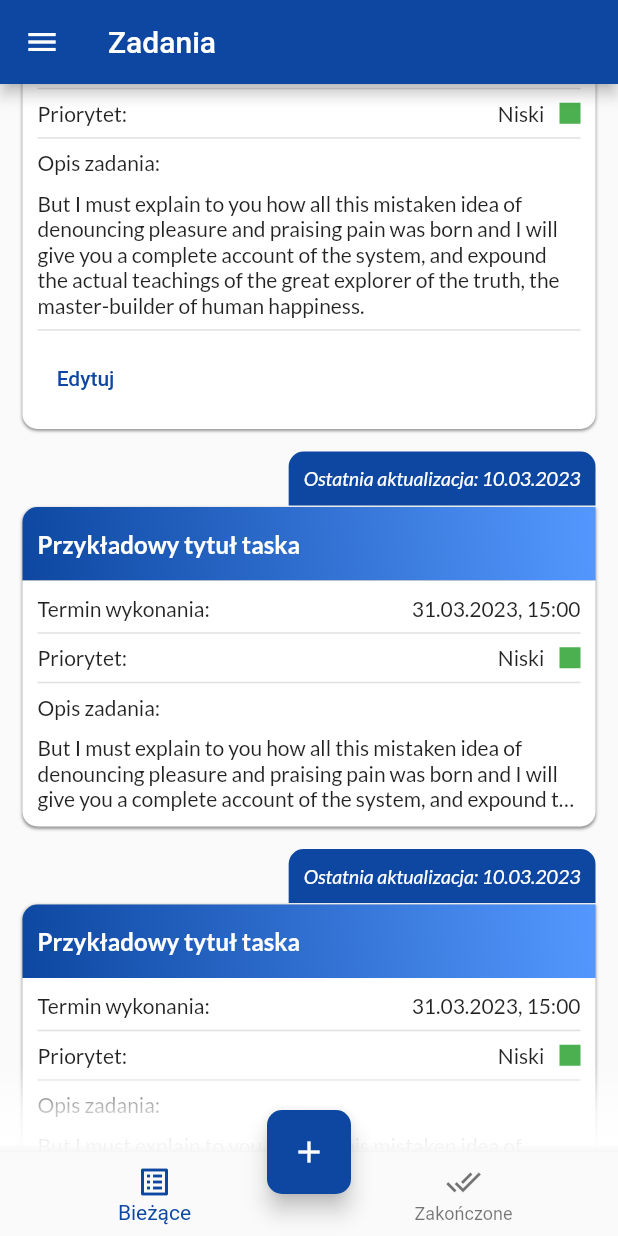
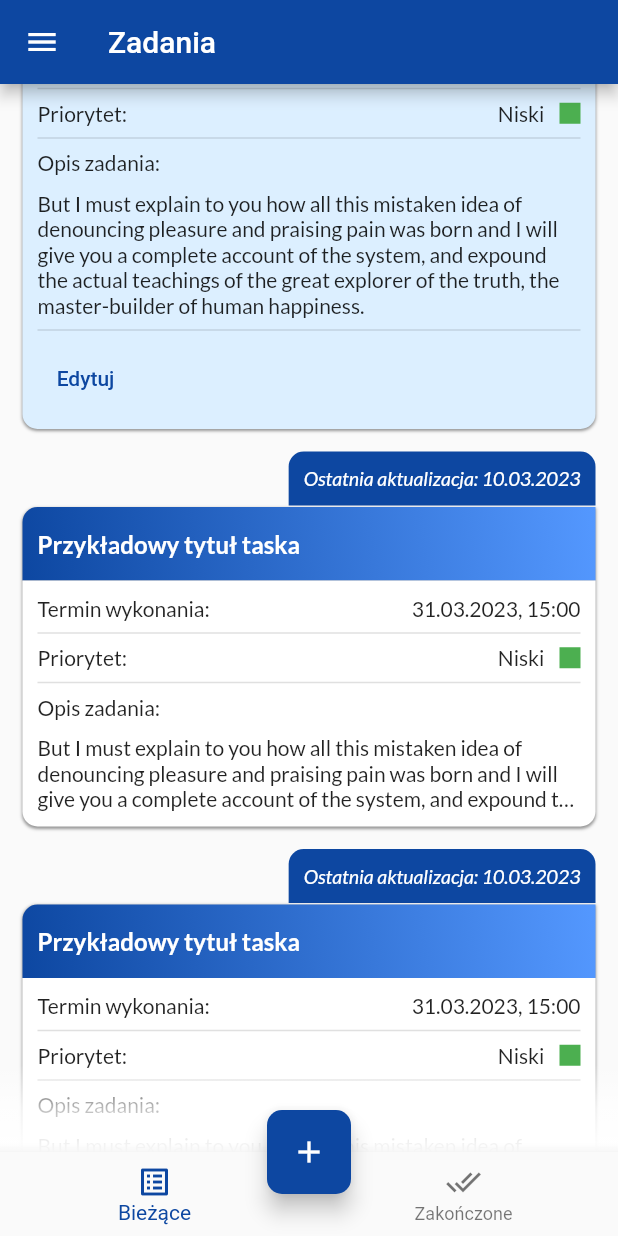
Before and after one commit to piotrpeczkowski/sw_planner, a Flutter app: the screen it shows after launch, scrolled down 133 dp, after a tap on "Przykładowy tytuł taska", on a phone screen of 412 x 824 dp. Run offline on Flutter 3.47's test engine with Material 2 defaults, Android fonts, the light colour scheme and no system bars; our stand-ins replace google_fonts, table_calendar; Roboto replaces fonts that are missing (Kanit).

Commit message:
Implement changing colors of task background

```diff
--- a/lib/features/tasks_page/widgets/task_widget.dart
+++ b/lib/features/tasks_page/widgets/task_widget.dart
@@ -11,6 +11,7 @@ class TaskWidget extends StatefulWidget {
 }
 
 class _TaskWidgetState extends State<TaskWidget> {
+  Color taskDetailsContainerColor = Colors.white;
   bool isTaskContainerExpanded = false;
   int taskDescriptionMaxLines = 3;
   int taskTitleMaxLines = 1;
@@ -26,14 +27,17 @@ class _TaskWidgetState extends State<TaskWidget> {
           'But I must explain to you how all this mistaken idea of denouncing pleasure and praising pain was born and I will give you a complete account of the system, and expound the actual teachings of the great explorer of the truth, the master-builder of human happiness.',
       taskDescriptionMaxLines: taskDescriptionMaxLines,
       taskTitleMaxLines: taskTitleMaxLines,
+      taskDetailsContainerColor: taskDetailsContainerColor,
       isTaskContainerExpanded: isTaskContainerExpanded,
       onTaskContainerTap: () {
         setState(() {
           if (isTaskContainerExpanded == false) {
+            taskDetailsContainerColor = Color.fromARGB(255, 220, 239, 255);
             isTaskContainerExpanded = true;
             taskDescriptionMaxLines = 15;
             taskTitleMaxLines = 3;
           } else {
+            taskDetailsContainerColor = Colors.white;
             isTaskContainerExpanded = false;
             taskDescriptionMaxLines = 3;
             taskTitleMaxLines = 1;
@@ -56,6 +60,7 @@ class TaskWidgetBody extends StatelessWidget {
     required this.taskTitleMaxLines,
     required this.onTaskContainerTap,
     required this.isTaskContainerExpanded,
+    required this.taskDetailsContainerColor,
     super.key,
   });
 
@@ -69,6 +74,7 @@ class TaskWidgetBody extends StatelessWidget {
   final int taskTitleMaxLines;
   final Function() onTaskContainerTap;
   final bool isTaskContainerExpanded;
+  final Color taskDetailsContainerColor;
 
   @override
   Widget build(BuildContext context) {
@@ -161,12 +167,12 @@ class TaskWidgetBody extends StatelessWidget {
                 Container(
                   padding: const EdgeInsets.all(10),
                   width: double.infinity,
-                  decoration: const BoxDecoration(
-                    borderRadius: BorderRadius.only(
+                  decoration: BoxDecoration(
+                    borderRadius: const BorderRadius.only(
                       bottomLeft: Radius.circular(10),
                       bottomRight: Radius.circular(10),
                     ),
-                    color: Colors.white,
+                    color: taskDetailsContainerColor,
                   ),
                   child: Column(
                     crossAxisAlignment: CrossAxisAlignment.start,
```
